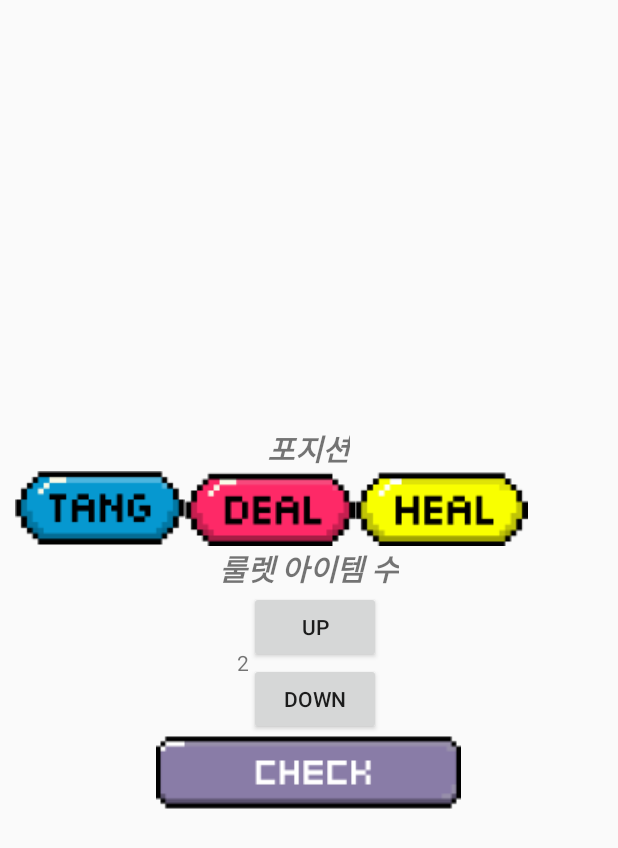
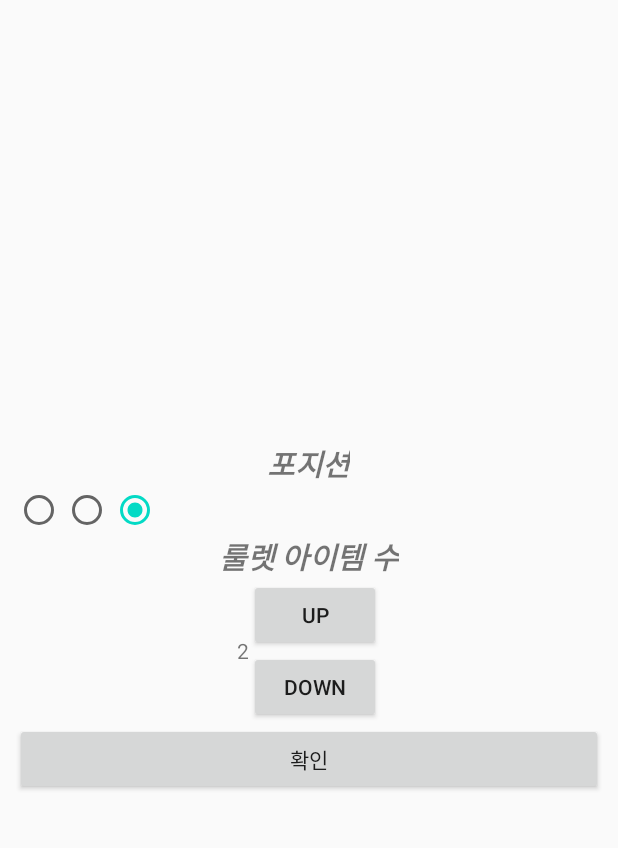
Before and after one commit to 980101/RandomOverwatch, an Android app: the screen it shows after launch (MainActivity), after a tap on "UP", on a phone screen of 412 x 824 dp. Shown: the top 848 px of the screen. Run offline under Robolectric (Android 15) with nearby library versions, the phone set to English and light mode, and no system bars; 3 other taps on this screen came first.

Commit message:
MainActivity 리팩토링

```diff
--- a/app/src/main/AndroidManifest.xml
+++ b/app/src/main/AndroidManifest.xml
@@ -18,7 +18,7 @@
 
         <activity android:name=".HealRoulette" />
         <activity android:name=".DealRoulette" />
-        <activity android:name=".tangRoulette" />
+        <activity android:name=".TangRoulette" />
         <activity
             android:name=".MainActivity"
             android:windowSoftInputMode="stateAlwaysHidden">
--- a/app/src/main/java/com/exam/roulette/DealRoulette.kt
+++ b/app/src/main/java/com/exam/roulette/DealRoulette.kt
@@ -19,7 +19,7 @@ class DealRoulette : AppCompatActivity() {
         super.onCreate(savedInstanceState)
         setContentView(R.layout.activity_deal_roulette)
 
-        val n = getIntent().getIntExtra("nItem", 16)
+        val n = getIntent().getIntExtra("num", 16)
 
         val names = arrayOf("겐지", "둠피스트", "리퍼", "솔저:76", "시메트라", "정크렛", "토르비욘", "트레이서",
         "맥크리", "메이", "바스티온", "애쉬", "에코", "위도우메이커", "파라", "한조")
--- a/app/src/main/java/com/exam/roulette/HealRoulette.kt
+++ b/app/src/main/java/com/exam/roulette/HealRoulette.kt
@@ -19,7 +19,7 @@ class HealRoulette : AppCompatActivity() {
         super.onCreate(savedInstanceState)
         setContentView(R.layout.activity_heal_roulette)
 
-        val n = getIntent().getIntExtra("nItem", 7)
+        val n = getIntent().getIntExtra("num", 7)
 
         val names = arrayOf("아나", "메르시", "젠야타", "루시우", "브리기테", "모이라", "바티스트")
 
--- a/app/src/main/java/com/exam/roulette/MainActivity.java
+++ /dev/null
@@ -1,81 +0,0 @@
-package com.exam.roulette;
-
-import androidx.appcompat.app.AppCompatActivity;
-
-import android.os.Bundle;
-import android.view.View;
-import android.widget.Button;
-import android.widget.RadioButton;
-import android.widget.TextView;
-import android.widget.Toast;
-
-public class MainActivity extends AppCompatActivity {
-    private static int number = 0;
-
-    class ItemBtnOnClickListener implements View.OnClickListener {
-        @Override
-        public void onClick(View view) {
-            TextView tvNum = findViewById(R.id.tv_num);
-            int value = Integer.parseInt(tvNum.getText().toString());
-
-            switch (view.getId()) {
-                case R.id.btn_up :
-                    tvNum.setText(String.valueOf(checkRange(value + 1)));
-                    break;
-                case R.id.btn_down :
-                    tvNum.setText(String.valueOf(checkRange(value - 1)));
-                    break;
-            }
-        }
-    }
-
-    class PosBtnOnClickListener implements View.OnClickListener {
-
-        public void onClick(View view) {
-            switch (view.getId()) {
-                case R.id.btn_tang :
-                    number = 8;
-                    break;
-                case R.id.btn_deal :
-                    number = 16;
-                    break;
-                case R.id.btn_heal :
-                    number = 7;
-                    break;
-            }
-        }
-    }
-
-    private static int checkRange(int value) {
-        if (value < 1) {
-            return value = number;
-        } else if (value > number) {
-            return value = 1;
-        } else {
-            return value;
-        }
-    }
-
-    @Override
-    protected void onCreate(Bundle savedInstanceState) {
-        super.onCreate(savedInstanceState);
-        setContentView(R.layout.activity_main);
-
-        ItemBtnOnClickListener onItemClickListener = new ItemBtnOnClickListener();
-
-        Button btnUp = findViewById(R.id.btn_up);
-        btnUp.setOnClickListener(onItemClickListener);
-        Button btnDown = findViewById(R.id.btn_down);
-        btnDown.setOnClickListener(onItemClickListener);
-
-        PosBtnOnClickListener onPosClickListener = new PosBtnOnClickListener();
-
-        RadioButton btnTang = findViewById(R.id.btn_tang);
-        btnTang.setOnClickListener(onPosClickListener);
-        RadioButton btnDeal = findViewById(R.id.btn_deal);
-        btnDeal.setOnClickListener(onPosClickListener);
-        RadioButton btnHeal = findViewById(R.id.btn_heal);
-        btnHeal.setOnClickListener(onPosClickListener);
-    }
-
-}
--- a/app/src/main/java/com/exam/roulette/MainActivity.kt
+++ b/app/src/main/java/com/exam/roulette/MainActivity.kt
@@ -1,139 +1,115 @@
 package com.exam.roulette
 
 import android.content.Intent
+import androidx.appcompat.app.AppCompatActivity
 import android.os.Bundle
-import android.text.TextUtils
+import android.view.View
+import android.widget.Button
+import android.widget.RadioButton
+import android.widget.TextView
 import android.widget.Toast
-import androidx.appcompat.app.AppCompatActivity
-import kotlinx.android.synthetic.main.activity_main.*
 
 class MainActivity : AppCompatActivity() {
+
+    lateinit var tv_num : TextView
+
+    var number: Int
+    var position: String
+    var isChecked: Boolean
+
+    init {
+        number = 0
+        position = ""
+        isChecked = false
+    }
 
     override fun onCreate(savedInstanceState: Bundle?) {
         super.onCreate(savedInstanceState)
         setContentView(R.layout.activity_main)
 
-        var n:Int
+        tv_num = findViewById(R.id.tv_num)
 
-        //몇 번 버튼이 선택 되었는지 확인하는 변수
-        var x:Int = 0
+        // 클릭 이벤트 - 포지션
+        val btn_tang:RadioButton = findViewById(R.id.btn_pos_tang)
+        btn_tang.setOnClickListener(positionListener)
+        val btn_deal:RadioButton = findViewById(R.id.btn_pos_deal)
+        btn_deal.setOnClickListener(positionListener)
+        val btn_heal:RadioButton = findViewById(R.id.btn_pos_heal)
+        btn_heal.setOnClickListener(positionListener)
 
-        // 탱커 포지션 button 이 클릭 되었을 떄
-        btn_tang.setOnClickListener {
+        // 클릭 이벤트 - 룰렛 아이템 수
+        val btn_up:Button = findViewById(R.id.btn_count_up)
+        btn_up.setOnClickListener(numberListener)
+        val btn_down:Button = findViewById(R.id.btn_count_down)
+        btn_down.setOnClickListener(numberListener)
 
-            //입력 숫자 범위 알려주기
-            et_num.setHint("1~8 사이의 수를 입력하세요")
+        // 클릭 이벤트 - 확인
+        val btn_complete:Button = findViewById(R.id.btn_complete)
+        btn_complete.setOnClickListener(completeListener)
+    }
 
-            //et_num 안에 값이 있으면 없애주기 --> 조건이 없어도 될 것 같은데?
-            if (et_num != null)
-                et_num.getText().clear()
+    val positionListener = View.OnClickListener { view ->
+        initNumber()
 
-            x = 1
+        when (view.id) {
+            R.id.btn_pos_tang -> {
+                setting(8, "tang")
+            }
+            R.id.btn_pos_deal -> {
+                setting(16, "deal")
+            }
+            R.id.btn_pos_heal -> {
+                setting(7, "heal")
+            }
+        }
+    }
 
-            //선택 버튼의 색 변경
-            btn_tang.setBackgroundResource(R.drawable.button_checked)
-            btn_deal.setBackgroundResource(R.drawable.button_default)
-            btn_heal.setBackgroundResource(R.drawable.button_default)
+    val numberListener = View.OnClickListener { view ->
+        if (isChecked) {
+            var value = tv_num.text.toString().toInt()
+
+            when (view.id) {
+                R.id.btn_count_up -> tv_num.text = checkRange(value + 1).toString()
+                R.id.btn_count_down -> tv_num.text = checkRange(value - 1).toString()
+            }
+        } else {
+            Toast.makeText(this, "포지션을 선택하세요!", Toast.LENGTH_SHORT).show()
         }
+    }
 
-        // 딜러 포지션 button 이 클릭 되었을 때
-        btn_deal.setOnClickListener {
+    val completeListener = View.OnClickListener { view ->
+        if (isChecked) {
+            lateinit var intent: Intent
 
-            et_num.setHint("1~16 사이의 수를 입력하세요")
-
-            if (et_num != null)
-                et_num.getText().clear()
-
-            x = 2
-
-            btn_deal.setBackgroundResource(R.drawable.button_checked)
-            btn_tang.setBackgroundResource(R.drawable.button_default)
-            btn_heal.setBackgroundResource(R.drawable.button_default)
-        }
-
-        // 힐러 포지션 button 이 클릭 되었을 때
-        btn_heal.setOnClickListener {
-            et_num.setHint("1~7 사이의 수를 입력하세요")
-
-            if (et_num != null)
-                et_num.getText().clear()
-
-            x = 3
-
-            btn_heal.setBackgroundResource(R.drawable.button_checked)
-            btn_tang.setBackgroundResource(R.drawable.button_default)
-            btn_deal.setBackgroundResource(R.drawable.button_default)
-        }
-
-        //btn_check 이 클릭 되었을 때
-        btn_check.setOnClickListener {
-
-            //포지션이 선택된 경우
-            if (x != 0) {
-
-                //아이템 수가 입력 되어 있는지 확인
-                if (TextUtils.isEmpty(et_num.getText()) == true) {
-                    Toast.makeText(this@MainActivity, "아이템 수를 입력해주세요", Toast.LENGTH_SHORT).show()
-                }
-                else {
-                    n = et_num.getText().toString().toInt()
-
-                    when(x) {
-                        1 -> {
-                            //가능한 숫자 범위 제한
-                            if (0 < n && n < 9) {
-                                val intent = Intent(this, tangRoulette::class.java)
-
-                                //plainText로 입력받은 값은 getText로 바꿔줘야하나봄 (아니면 튕김)
-                                intent.putExtra("nItem", n)
-
-                                startActivity(intent)
-                            }
-                            else {
-                                //숫자 범위 조건에 맞지 않으면 toast 메시지 띄우기
-                                Toast.makeText(this@MainActivity, "1~8 사이의 숫자를 입력해주세요", Toast.LENGTH_SHORT).show()
-                            }
-                        }
-
-                        2 -> {
-                            if (0 < n && n < 17) {
-                                val intent = Intent(this, DealRoulette::class.java)
-
-                                //plainText로 입력받은 값은 getText로 바꿔줘야하나봄 (아니면 튕김)
-                                intent.putExtra("nItem", n)
-
-                                startActivity(intent)
-                            }
-                            else {
-                                Toast.makeText(this@MainActivity, "1~16 사이의 숫자를 입력해주세요", Toast.LENGTH_SHORT).show()
-                            }
-                        }
-
-                        3 -> {
-                            if (0 < n && n < 8) {
-                                val intent = Intent(this, HealRoulette::class.java)
-
-                                intent.putExtra("nItem", n)
-
-                                startActivity(intent)
-                            }
-                            else {
-                                Toast.makeText(this@MainActivity, "1~7 사이의 숫자를 입력해주세요", Toast.LENGTH_SHORT).show()
-                            }
-                        }
-
-                        else -> {
-                            Toast.makeText(this@MainActivity, "포지션을 선택해주세요", Toast.LENGTH_SHORT).show()
-                        }
-                    }
-                }
+            when(position) {
+                "tang" -> intent = Intent(this, TangRoulette::class.java)
+                "deal" -> intent = Intent(this, DealRoulette::class.java)
+                "heal" -> intent = Intent(this, HealRoulette::class.java)
             }
 
-            //포지션이 선택되지 않은 경우
-            else {
-                Toast.makeText(this@MainActivity, "포지션을 선택해주세요", Toast.LENGTH_SHORT).show()
-            }
+            intent.putExtra("num", tv_num.text.toString().toInt())
+            startActivity(intent)
 
+        } else {
+            Toast.makeText(this, "설정을 완료해주세요!", Toast.LENGTH_SHORT).show()
         }
     }
+
+    // 포지션 선택 시 아이템 수를 초기화하는 메소드
+    fun initNumber() {
+        tv_num.text = "1"
+        isChecked = true
+    }
+
+    // 포지션 선택 시 룰렛 정보를 설정하는 메소드
+    fun setting(num:Int, pos:String) {
+        number = num
+        position = pos
+    }
+
+    fun checkRange(value: Int): Int {
+        if (value > number) return 1
+        else if (value < 1) return number
+        else return value
+    }
 }
--- a/app/src/main/java/com/exam/roulette/tangRoulette.kt
+++ b/app/src/main/java/com/exam/roulette/TangRoulette.kt
@@ -15,13 +15,13 @@ import kotlinx.android.synthetic.main.activity_tang_roulette.*
 import java.util.*
 import kotlin.collections.ArrayList
 
-class tangRoulette : AppCompatActivity() {
+class TangRoulette : AppCompatActivity() {
     override fun onCreate(savedInstanceState: Bundle?) {
         super.onCreate(savedInstanceState)
         setContentView(R.layout.activity_tang_roulette)
 
         //mainActivity에서 item 개수를 받아온다
-        val n = getIntent().getIntExtra("nItem", 8)
+        val n = getIntent().getIntExtra("num", 8)
 
         //string 배열
         val names = arrayOf("디바", "라인하르트", "레킹볼", "로드호그", "윈스턴", "자리야", "시그마", "오리사")
--- a/app/src/main/res/layout/activity_main.xml
+++ b/app/src/main/res/layout/activity_main.xml
@@ -18,28 +18,26 @@
         android:textStyle="bold|italic"/>
 
     <RadioGroup
+        android:id="@+id/rg_pos"
         android:layout_width="match_parent"
         android:layout_height="wrap_content"
         android:gravity="center_vertical"
         android:orientation="horizontal">
 
         <RadioButton
-            android:id="@+id/btn_tang"
+            android:id="@+id/btn_pos_tang"
             android:layout_width="wrap_content"
-            android:layout_height="wrap_content"
-            android:button="@drawable/btn_pos_tang" />
+            android:layout_height="wrap_content"/>
 
         <RadioButton
-            android:id="@+id/btn_deal"
+            android:id="@+id/btn_pos_deal"
             android:layout_width="wrap_content"
-            android:layout_height="wrap_content"
-            android:button="@drawable/btn_pos_deal" />
+            android:layout_height="wrap_content" />
 
         <RadioButton
-            android:id="@+id/btn_heal"
+            android:id="@+id/btn_pos_heal"
             android:layout_width="wrap_content"
-            android:layout_height="wrap_content"
-            android:button="@drawable/btn_pos_heal" />
+            android:layout_height="wrap_content" />
 
     </RadioGroup>
 
@@ -59,10 +57,10 @@
         android:gravity="center">
 
         <TextView
+            android:id="@+id/tv_num"
             android:layout_width="wrap_content"
             android:layout_height="wrap_content"
-            android:text="1"
-            android:id="@+id/tv_num"/>
+            android:text="1" />
 
         <LinearLayout
             android:layout_width="wrap_content"
@@ -70,24 +68,24 @@
             android:orientation="vertical">
 
             <Button
+                android:id="@+id/btn_count_up"
                 android:layout_width="wrap_content"
                 android:layout_height="wrap_content"
-                android:id="@+id/btn_up"
                 android:text="Up"/>
 
             <Button
+                android:id="@+id/btn_count_down"
                 android:layout_width="wrap_content"
                 android:layout_height="wrap_content"
-                android:id="@+id/btn_down"
                 android:text="down"/>
 
         </LinearLayout>
     </LinearLayout>
 
     <Button
-        android:id="@+id/btn_check"
-        android:layout_width="wrap_content"
+        android:id="@+id/btn_complete"
+        android:layout_width="match_parent"
         android:layout_height="wrap_content"
-        android:background="@drawable/btn_check" />
+        android:text="확인"/>
 
 </LinearLayout>
--- a/app/src/main/res/layout/activity_tang_roulette.xml
+++ b/app/src/main/res/layout/activity_tang_roulette.xml
@@ -4,7 +4,7 @@
     xmlns:tools="http://schemas.android.com/tools"
     android:layout_width="match_parent"
     android:layout_height="match_parent"
-    tools:context=".tangRoulette">
+    tools:context=".TangRoulette">
 
     <com.github.mikephil.charting.charts.PieChart
         android:id="@+id/pieChart"
```
